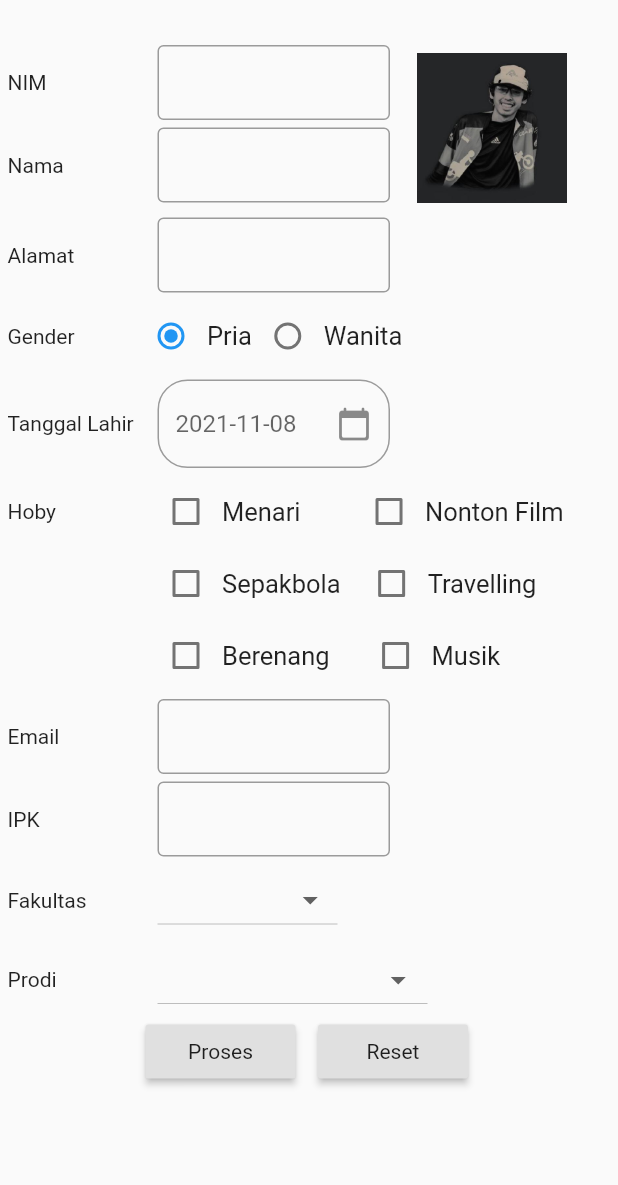
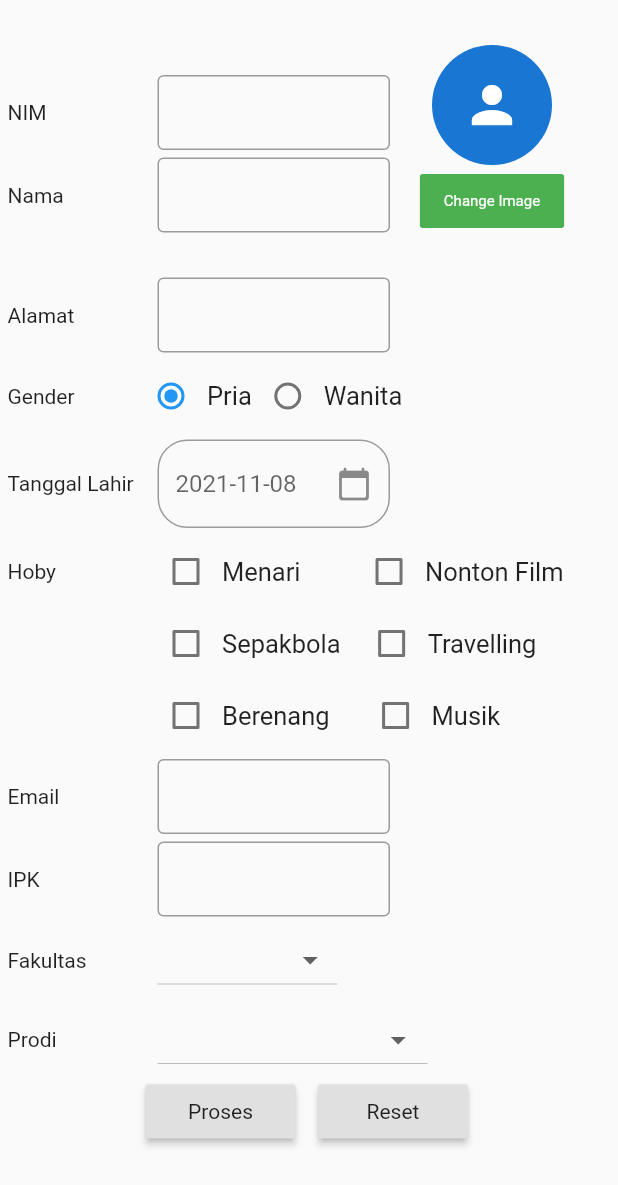
Before and after one commit to Vald00s/Flutter_Form_Pendaftaran, a Flutter app: the Home screen opened directly, on a phone screen of 412 x 824 dp. Shown: the top 1185 px of the screen. Run offline on Flutter 3.47's test engine with Material 2 defaults, Android fonts, the phone set to English and light mode, and no system bars; our stand-ins replace firebase_core, firebase_storage, image_picker; accounts and stored records are empty.

Commit message:
val
image picker done

```diff
--- a/lib/nilaib.dart
+++ b/lib/nilaib.dart
@@ -1,10 +1,12 @@
+import 'dart:io';
 import 'package:flutter/material.dart';
 import 'package:flutter/services.dart';
 import 'package:flutter/cupertino.dart';
+import 'package:intl/intl.dart';
+
+import 'package:firebase_storage/firebase_storage.dart';
 import 'package:image_picker/image_picker.dart';
-import 'dart:io';
-
-import 'package:intl/intl.dart';
+import 'package:firebase_core/firebase_core.dart';
 
 void main() {
   runApp(MyApp());
@@ -26,6 +28,8 @@ class Home extends StatefulWidget {
 }
 
 class _HomeState extends State<Home> {
+  String? imageLink;
+  File? _image;
   //
   TextEditingController namac = TextEditingController();
   TextEditingController nimc = TextEditingController();
@@ -304,12 +308,59 @@ class _HomeState extends State<Home> {
             Padding(padding: EdgeInsets.only(left: 10)),
             Container(
               width: 100,
-              height: 100,
-              decoration: new BoxDecoration(
-                  image: new DecorationImage(
-                image: new AssetImage("assets/images/Ellipse1.png"),
-                fit: BoxFit.fill,
-              )),
+              height: 150,
+              child: Column(
+                children: <Widget>[
+                  //just for spacing
+
+                  imageLink != null
+                      ? CircleAvatar(
+                          child: ClipOval(
+                            child: Image.network(imageLink!),
+                          ),
+                          radius: 40,
+                        )
+                      : CircleAvatar(
+                          child: ClipOval(
+                            child: Icon(
+                              Icons.person,
+                              size: 40,
+                            ),
+                          ),
+                          radius: 40,
+                        ),
+                  FlatButton(
+                    child: Text(
+                      "Change Image",
+                      style: TextStyle(fontSize: 10),
+                    ),
+                    onPressed: () async {
+                      _image = (await ImagePicker.pickImage(
+                          source: ImageSource.gallery)) as File?;
+                      FirebaseStorage fs = FirebaseStorage.instance;
+                      StorageReference rootReference = fs.ref();
+                      StorageReference pictureFolderRef =
+                          rootReference.child("pictures").child("image");
+                      pictureFolderRef
+                          .putFile(_image)
+                          .onComplete
+                          .then((storageTask) async {
+                        String link = await storageTask.ref.getDownloadURL();
+                        print("uploaded");
+                        setState(() {
+                          imageLink = link;
+                        });
+                      });
+                    },
+                    color: Colors.green,
+                    textColor: Colors.white,
+                  )
+                  //
+                  //
+                  //
+                  //
+                ],
+              ),
             ),
           ],
         ),
--- a/pubspec.yaml
+++ b/pubspec.yaml
@@ -39,7 +39,10 @@ dependencies:
     sdk: flutter
   flutter_rounded_date_picker: "^1.0.4"
   select_form_field: "^1.0.0"
-  image_picker: ^0.8.4+4
+  image_picker: ^0.6.3+4
+  firebase_storage: ^3.1.1
+  firebase_core: ^0.4.4+2
+
 dev_dependencies:
   flutter_test:
     sdk: flutter
```
Also changed, not shown: pubspec.lock, 3 other files.
